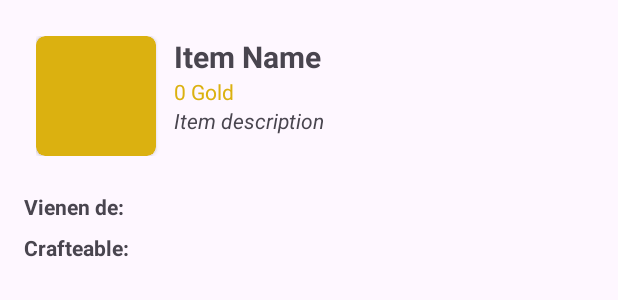
After one commit to MarioCaveroPerez/LolApp, an Android app: the layout bottom_sheet_item_detail.xml on its own in the app's theme, with its tools: preview values and no code run, on a phone screen of 412 x 824 dp. The commit adds this screen. Shown: the top 300 px of the screen. Run offline under Robolectric (Android 15) with nearby library versions, the phone set to English and light mode, and no system bars.

Commit message:
MIP fragment de bottomsheet, no esta hecho el expanded, filtrar el from e into y hace falta agregar el navegar entre bottomsheets al pulsar imagen de item

```diff
--- a/app/src/main/AndroidManifest.xml
+++ b/app/src/main/AndroidManifest.xml
@@ -26,7 +26,7 @@
             android:name=".Activities.Runes.RunesActivity"
             android:exported="false" />
         <activity
-            android:name=".Activities.Items.ItemsDetail.ItemsDetailActivity"
+            android:name=".Activities.Items.ItemsDetail.ItemDetailBottomSheetFragment"
             android:exported="false" />
         <activity
             android:name=".Activities.Items.ItemsActivity"
--- a/app/src/main/java/com/example/lolapp/Adapters/ItemAdapter.kt
+++ b/app/src/main/java/com/example/lolapp/Adapters/ItemAdapter.kt
@@ -2,12 +2,13 @@ package com.example.lolapp.Adapters
 
 import android.view.LayoutInflater
 import android.view.ViewGroup
+import androidx.fragment.app.FragmentActivity
 import androidx.recyclerview.widget.RecyclerView
 import com.example.lolapp.Data.Champion
 import com.example.lolapp.Data.Item
 import com.example.lolapp.R
 
-class ItemAdapter(var itemList: List<Item>, val onItemClick: (String) -> Unit) : RecyclerView.Adapter<ItemViewHolder>() {
+class ItemAdapter(private val activity: FragmentActivity, var itemList: List<Item>, val onItemClick: (String) -> Unit) : RecyclerView.Adapter<ItemViewHolder>() {
     override fun onCreateViewHolder(
         parent: ViewGroup,
         viewType: Int
@@ -24,7 +25,7 @@ class ItemAdapter(var itemList: List<Item>, val onItemClick: (String) -> Unit) :
         holder: ItemViewHolder,
         position: Int
     ) {
-        holder.bind(itemList[position], onItemClick)
+        holder.bind(itemList[position], activity, onItemClick)
     }
 
     override fun getItemCount() = itemList.size
--- /dev/null
+++ b/app/src/main/res/drawable/ic_money.xml
@@ -0,0 +1,5 @@
+<vector xmlns:android="http://schemas.android.com/apk/res/android" android:height="24dp" android:tint="#000000" android:viewportHeight="960" android:viewportWidth="960" android:width="24dp">
+
+    <path android:fillColor="@android:color/white" android:pathData="M441,840L441,754Q388,742 349.5,708Q311,674 293,612L367,582Q382,630 411.5,655Q441,680 489,680Q530,680 558.5,661.5Q587,643 587,604Q587,569 565,548.5Q543,528 463,502Q377,475 345,437.5Q313,400 313,346Q313,281 355,245Q397,209 441,204L441,120L521,120L521,204Q571,212 603.5,240.5Q636,269 651,310L577,342Q565,310 543,294Q521,278 483,278Q439,278 416,297.5Q393,317 393,346Q393,379 423,398Q453,417 527,438Q596,458 631.5,501.5Q667,545 667,602Q667,673 625,710Q583,747 521,756L521,840L441,840Z"/>
+
+</vector>
--- /dev/null
+++ b/app/src/main/res/layout/bottom_sheet_item_detail.xml
@@ -0,0 +1,109 @@
+<LinearLayout xmlns:android="http://schemas.android.com/apk/res/android"
+    xmlns:app="http://schemas.android.com/apk/res-auto"
+    xmlns:tools="http://schemas.android.com/tools"
+    android:id="@+id/bottomSheetRoot"
+    android:layout_width="match_parent"
+    android:layout_height="wrap_content"
+    android:orientation="vertical"
+    android:padding="16dp">
+
+    <!-- Info básica visible siempre -->
+    <LinearLayout
+        android:layout_width="match_parent"
+        android:layout_height="wrap_content"
+        android:orientation="horizontal"
+        android:gravity="top|start"
+        android:padding="8dp">
+
+        <androidx.cardview.widget.CardView
+            android:layout_width="80dp"
+            android:layout_height="80dp"
+            android:backgroundTint="@color/gold"
+            app:cardCornerRadius="6dp">
+
+            <ImageView
+                android:id="@+id/ivItemImage"
+                android:layout_width="80dp"
+                android:layout_height="80dp"
+                android:layout_gravity="center"
+                android:scaleType="centerCrop"/>
+        </androidx.cardview.widget.CardView>
+
+        <LinearLayout
+            android:layout_width="0dp"
+            android:layout_height="wrap_content"
+            android:orientation="vertical"
+            android:layout_weight="1"
+            android:paddingStart="12dp">
+
+            <TextView
+                android:id="@+id/tvItemName"
+                android:layout_width="wrap_content"
+                android:layout_height="wrap_content"
+                android:text="Item Name"
+                android:textSize="20sp"
+                android:textStyle="bold"/>
+
+            <TextView
+                android:id="@+id/tvItemPrice"
+                android:layout_width="wrap_content"
+                android:layout_height="wrap_content"
+                android:textColor="@color/gold"
+                android:text="0 Gold"/>
+
+            <TextView
+                android:id="@+id/tvItemDescription"
+                android:layout_width="match_parent"
+                android:layout_height="wrap_content"
+                android:textStyle="italic"
+                android:text="Item description"/>
+        </LinearLayout>
+    </LinearLayout>
+
+    <!-- Sección expandida -->
+    <LinearLayout
+        android:id="@+id/expandedSection"
+        android:layout_width="match_parent"
+        android:layout_height="wrap_content"
+        android:orientation="vertical"
+        tools:visibility="visible"
+        android:visibility="visible"
+        android:layout_marginTop="12dp">
+
+        <!-- Vienen de -->
+        <TextView
+            android:layout_width="wrap_content"
+            android:layout_height="wrap_content"
+            android:text="Vienen de:"
+            android:textStyle="bold"
+            android:layout_marginTop="4dp"/>
+        <HorizontalScrollView
+            android:layout_width="match_parent"
+            android:layout_height="wrap_content"
+            android:fillViewport="true">
+            <LinearLayout
+                android:id="@+id/fromContainer"
+                android:layout_width="wrap_content"
+                android:layout_height="wrap_content"
+                android:orientation="horizontal"/>
+        </HorizontalScrollView>
+
+        <!-- Crafteable -->
+        <TextView
+            android:layout_width="wrap_content"
+            android:layout_height="wrap_content"
+            android:text="Crafteable:"
+            android:textStyle="bold"
+            android:layout_marginTop="8dp"/>
+        <HorizontalScrollView
+            android:layout_width="match_parent"
+            android:layout_height="wrap_content"
+            android:fillViewport="true">
+            <LinearLayout
+                android:id="@+id/buildTreeContainer"
+                android:layout_width="wrap_content"
+                android:layout_height="wrap_content"
+                android:orientation="horizontal"/>
+        </HorizontalScrollView>
+    </LinearLayout>
+</LinearLayout>
```
Also changed, not shown: app/src/main/java/com/example/lolapp/Activities/Items/ItemsActivity.kt (+11 -6 lines), app/src/main/java/com/example/lolapp/Activities/Items/ItemsDetail/ItemDetailBottomSheetFragment.kt (added, +136 -0 lines), app/src/main/java/com/example/lolapp/Activities/Items/ItemsDetail/ItemsDetailActivity.kt (deleted, +0 -21 lines), app/src/main/java/com/example/lolapp/Adapters/ItemViewHolder.kt (+8 -2 lines), app/src/main/java/com/example/lolapp/Data/ItemsResponse.kt (+7 -2 lines), app/src/main/res/layout/activity_items_detail.xml (deleted, +0 -10 lines), app/src/main/res/drawable/oro.webp (added).
